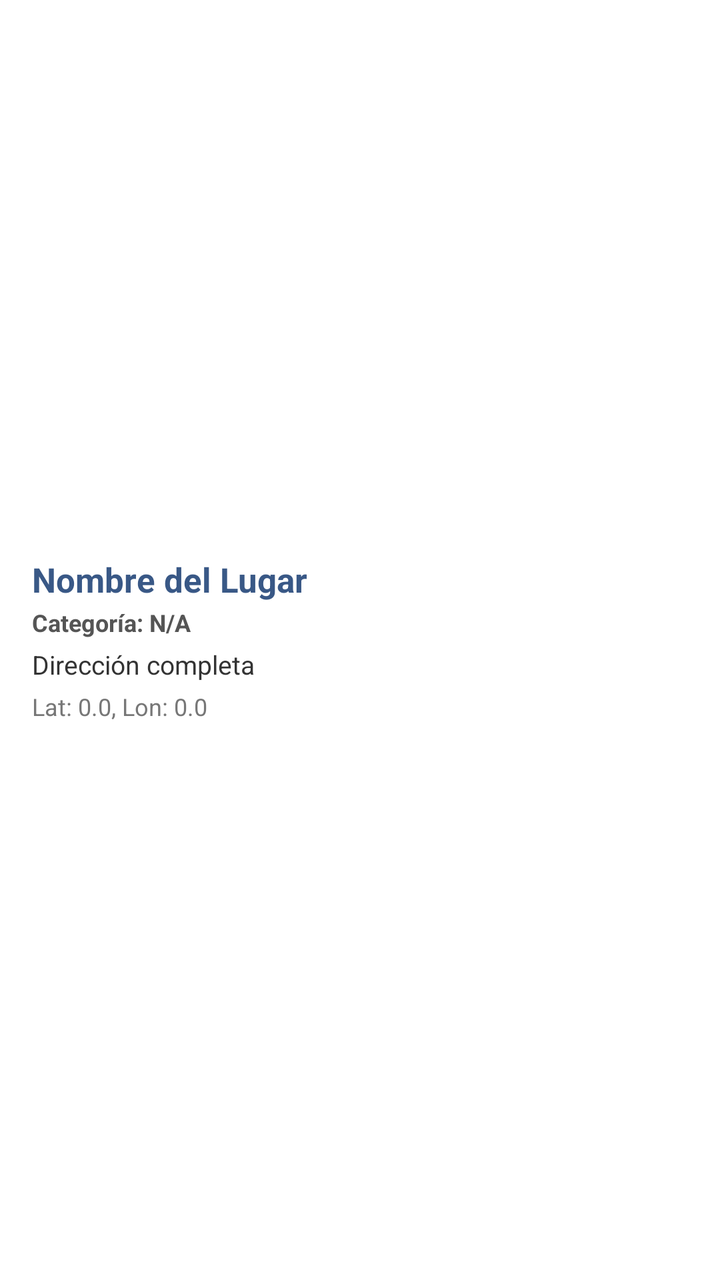
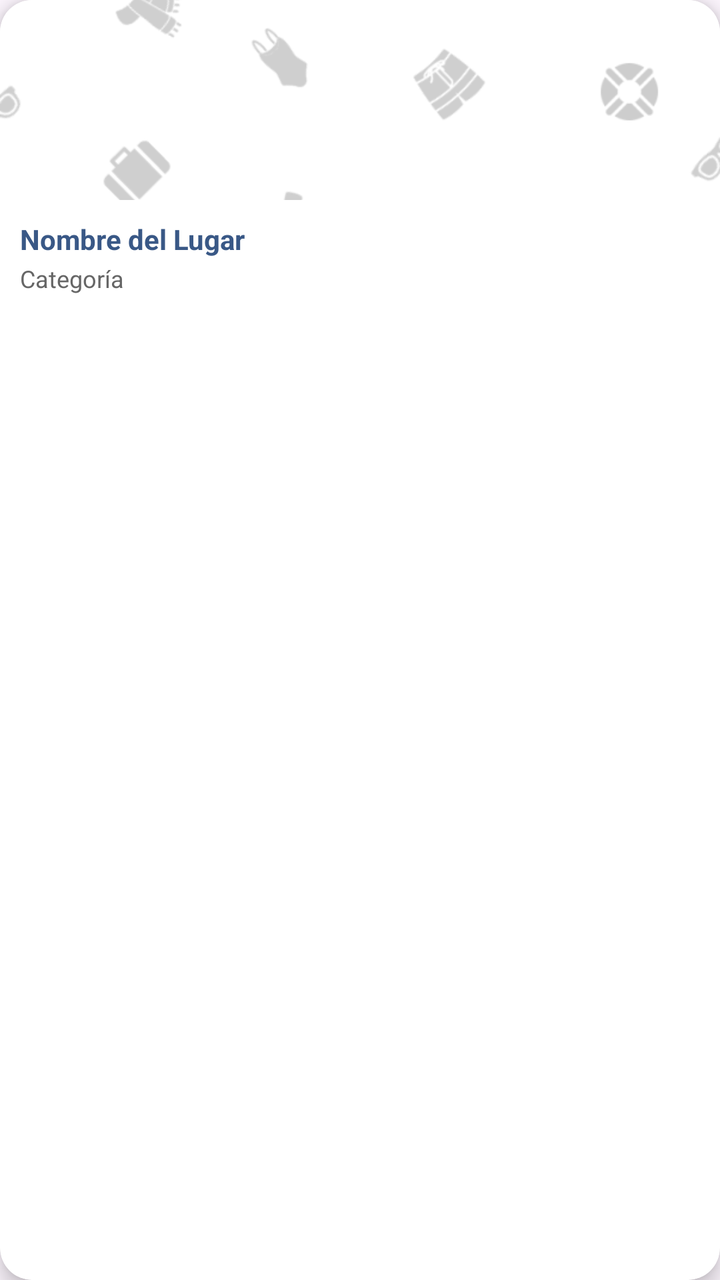

Before-and-after screenshots of an Android layout around one commit, followed by the original layout XML and the change that was made.
<!-- AndroidManifest.xml: application theme Theme.EP2_ -->
<!-- res/layout/item_favorito.xml -->
<?xml version="1.0" encoding="utf-8"?>
<LinearLayout xmlns:android="http://schemas.android.com/apk/res/android"
    xmlns:app="http://schemas.android.com/apk/res-auto"
    android:layout_width="match_parent"
    android:layout_height="wrap_content"
    android:layout_marginHorizontal="16dp"
    android:layout_marginVertical="8dp"
    android:background="@android:color/white"
    android:elevation="6dp"
    android:gravity="center_vertical"
    android:orientation="horizontal"
    android:padding="16dp">

    <LinearLayout
        android:layout_width="0dp"
        android:layout_height="wrap_content"
        android:layout_weight="1"
        android:orientation="vertical">

        <TextView
            android:id="@+id/tvItemNombre"
            android:layout_width="match_parent"
            android:layout_height="wrap_content"
            android:text="Nombre del Lugar"
            android:textColor="#395886"
            android:textSize="17sp"
            android:textStyle="bold" />

        <TextView
            android:id="@+id/tvItemCategoria"
            android:layout_width="match_parent"
            android:layout_height="wrap_content"
            android:layout_marginTop="2dp"
            android:text="Categoría: N/A"
            android:textColor="#555555"
            android:textSize="12sp"
            android:textStyle="bold" />

        <TextView
            android:id="@+id/tvItemDireccion"
            android:layout_width="match_parent"
            android:layout_height="wrap_content"
            android:layout_marginTop="4dp"
            android:ellipsize="end"
            android:maxLines="2"
            android:text="Dirección completa"
            android:textColor="#333333"
            android:textSize="13sp" />

        <TextView
            android:id="@+id/tvItemCoordenadas"
            android:layout_width="match_parent"
            android:layout_height="wrap_content"
            android:layout_marginTop="4dp"
            android:text="Lat: 0.0, Lon: 0.0"
            android:textColor="#777777"
            android:textSize="12sp" />
    </LinearLayout>

    <ImageButton
        android:id="@+id/btnItemEliminar"
        android:layout_width="44dp"
        android:layout_height="44dp"
        android:layout_marginStart="10dp"
        android:background="@drawable/bg_buton_circular"
        android:contentDescription="Eliminar de favoritos"
        android:padding="10dp"
        android:src="@drawable/favorito"
        app:tint="#FFFFFF" />

</LinearLayout>
<!-- resources referenced by this layout -->
<resources>
  <!-- drawable bg_buton_circular (drawable) -->
  <?xml version="1.0" encoding="utf-8"?>
  <shape xmlns:android="http://schemas.android.com/apk/res/android">
  
  </shape>
  <!-- drawable favorito (drawable) -->
  <vector xmlns:android="http://schemas.android.com/apk/res/android"
  android:width="24dp"
  android:height="24dp"
  android:viewportWidth="24"
  android:viewportHeight="24">
  <path
      android:fillColor="#FFFFFF"
      android:pathData="M12,21.35l-1.45,-1.32C5.4,15.36 2,12.28 2,8.5 2,5.42 4.42,3 7.5,3c1.74,0 3.41,0.81 4.5,2.09C13.09,3.81 14.76,3 16.5,3 19.58,3 22,5.42 22,8.5c0,3.78 -3.4,6.86 -8.55,11.54L12,21.35z" />
  </vector>
  <style name="Theme.EP2_" parent="Base.Theme.EP2_" />
  <style name="Base.Theme.EP2_" parent="Theme.Material3.DayNight.NoActionBar">
          
          
      </style>
</resources>

<!-- the commit's change to res/layout/item_favorito.xml (unified diff, before → after) -->
@@ -1,71 +1,56 @@
 <?xml version="1.0" encoding="utf-8"?>
-<LinearLayout xmlns:android="http://schemas.android.com/apk/res/android"
+<androidx.cardview.widget.CardView xmlns:android="http://schemas.android.com/apk/res/android"
     xmlns:app="http://schemas.android.com/apk/res-auto"
-    android:layout_width="match_parent"
+    android:layout_width="0dp"
     android:layout_height="wrap_content"
-    android:layout_marginHorizontal="16dp"
-    android:layout_marginVertical="8dp"
-    android:background="@android:color/white"
-    android:elevation="6dp"
-    android:gravity="center_vertical"
-    android:orientation="horizontal"
-    android:padding="16dp">
+    android:layout_columnWeight="1"
+    android:layout_margin="6dp"
+    android:backgroundTint="@color/white"
+    app:cardCornerRadius="16dp"
+    app:cardElevation="6dp">
 
     <LinearLayout
-        android:layout_width="0dp"
+        android:layout_width="match_parent"
         android:layout_height="wrap_content"
-        android:layout_weight="1"
         android:orientation="vertical">
 
-        <TextView
-            android:id="@+id/tvItemNombre"
+        <ImageView
+            android:id="@+id/imgFavoritoMapa"
+            android:layout_width="match_parent"
+            android:layout_height="100dp"
+            android:scaleType="centerCrop"
+            android:src="@drawable/expopantalla" />
+
+        <LinearLayout
             android:layout_width="match_parent"
             android:layout_height="wrap_content"
-            android:text="Nombre del Lugar"
-            android:textColor="#395886"
-            android:textSize="17sp"
-            android:textStyle="bold" />
+            android:orientation="vertical"
+            android:padding="10dp">
 
-        <TextView
-            android:id="@+id/tvItemCategoria"
-            android:layout_width="match_parent"
-            android:layout_height="wrap_content"
-            android:layout_marginTop="2dp"
-            android:text="Categoría: N/A"
-            android:textColor="#555555"
-            android:textSize="12sp"
-            android:textStyle="bold" />
+            <TextView
+                android:id="@+id/tvFavoritoNombre"
+                android:layout_width="match_parent"
+                android:layout_height="wrap_content"
+                android:ellipsize="end"
+                android:maxLines="1"
+                android:text="Nombre del Lugar"
+                android:textColor="#395886"
+                android:textSize="14sp"
+                android:textStyle="bold" />
 
-        <TextView
-            android:id="@+id/tvItemDireccion"
-            android:layout_width="match_parent"
-            android:layout_height="wrap_content"
-            android:layout_marginTop="4dp"
-            android:ellipsize="end"
-            android:maxLines="2"
-            android:text="Dirección completa"
-            android:textColor="#333333"
-            android:textSize="13sp" />
+            <TextView
+                android:id="@+id/tvFavoritoCategoria"
+                android:layout_width="match_parent"
+                android:layout_height="wrap_content"
+                android:layout_marginTop="2dp"
+                android:ellipsize="end"
+                android:maxLines="1"
+                android:text="Categoría"
+                android:textColor="#666666"
+                android:textSize="12sp" />
 
-        <TextView
-            android:id="@+id/tvItemCoordenadas"
-            android:layout_width="match_parent"
-            android:layout_height="wrap_content"
-            android:layout_marginTop="4dp"
-            android:text="Lat: 0.0, Lon: 0.0"
-            android:textColor="#777777"
-            android:textSize="12sp" />
+        </LinearLayout>
+
     </LinearLayout>
 
-    <ImageButton
-        android:id="@+id/btnItemEliminar"
-        android:layout_width="44dp"
-        android:layout_height="44dp"
-        android:layout_marginStart="10dp"
-        android:background="@drawable/bg_buton_circular"
-        android:contentDescription="Eliminar de favoritos"
-        android:padding="10dp"
-        android:src="@drawable/favorito"
-        app:tint="#FFFFFF" />
-
-</LinearLayout>
+</androidx.cardview.widget.CardView>
<!-- resource entries referenced after the edit -->
@@ -1,20 +1,7 @@
 <!-- resources referenced by this layout -->
 <resources>
-  <!-- drawable bg_buton_circular (drawable) -->
-  <?xml version="1.0" encoding="utf-8"?>
-  <shape xmlns:android="http://schemas.android.com/apk/res/android">
-  
-  </shape>
-  <!-- drawable favorito (drawable) -->
-  <vector xmlns:android="http://schemas.android.com/apk/res/android"
-  android:width="24dp"
-  android:height="24dp"
-  android:viewportWidth="24"
-  android:viewportHeight="24">
-  <path
-      android:fillColor="#FFFFFF"
-      android:pathData="M12,21.35l-1.45,-1.32C5.4,15.36 2,12.28 2,8.5 2,5.42 4.42,3 7.5,3c1.74,0 3.41,0.81 4.5,2.09C13.09,3.81 14.76,3 16.5,3 19.58,3 22,5.42 22,8.5c0,3.78 -3.4,6.86 -8.55,11.54L12,21.35z" />
-  </vector>
+  <color name="white">#FFFFFFFF</color>
+  <!-- drawable expopantalla: png bitmap (drawable, 73679 bytes) -->
   <style name="Theme.EP2_" parent="Base.Theme.EP2_" />
   <style name="Base.Theme.EP2_" parent="Theme.Material3.DayNight.NoActionBar">
           
